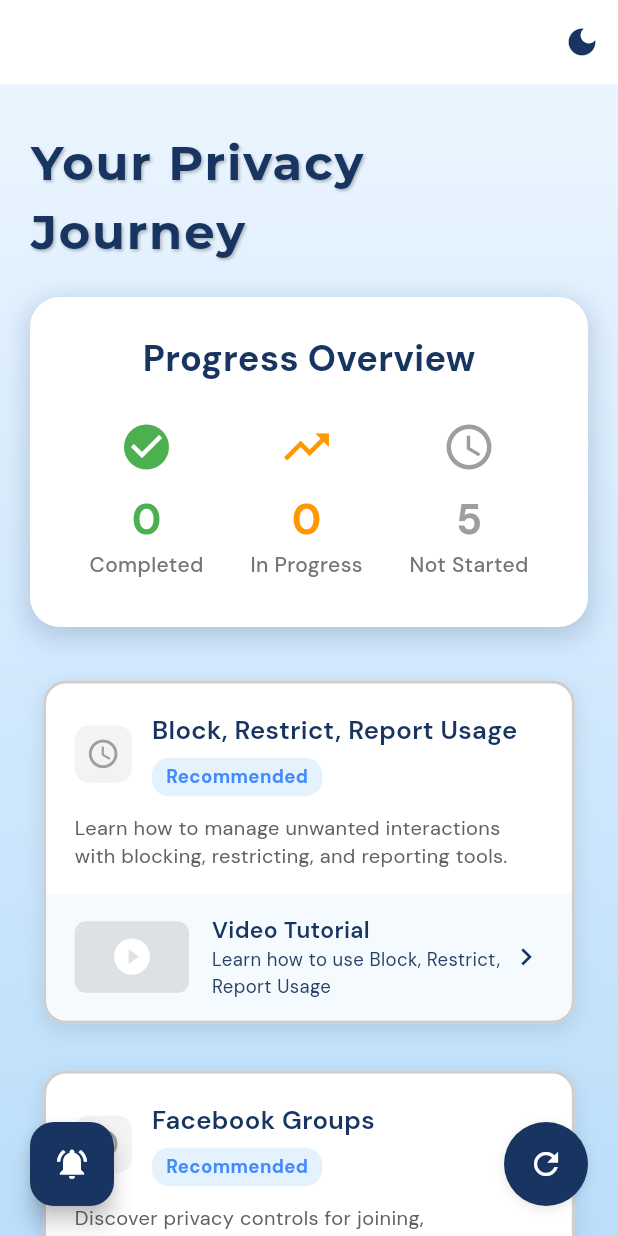
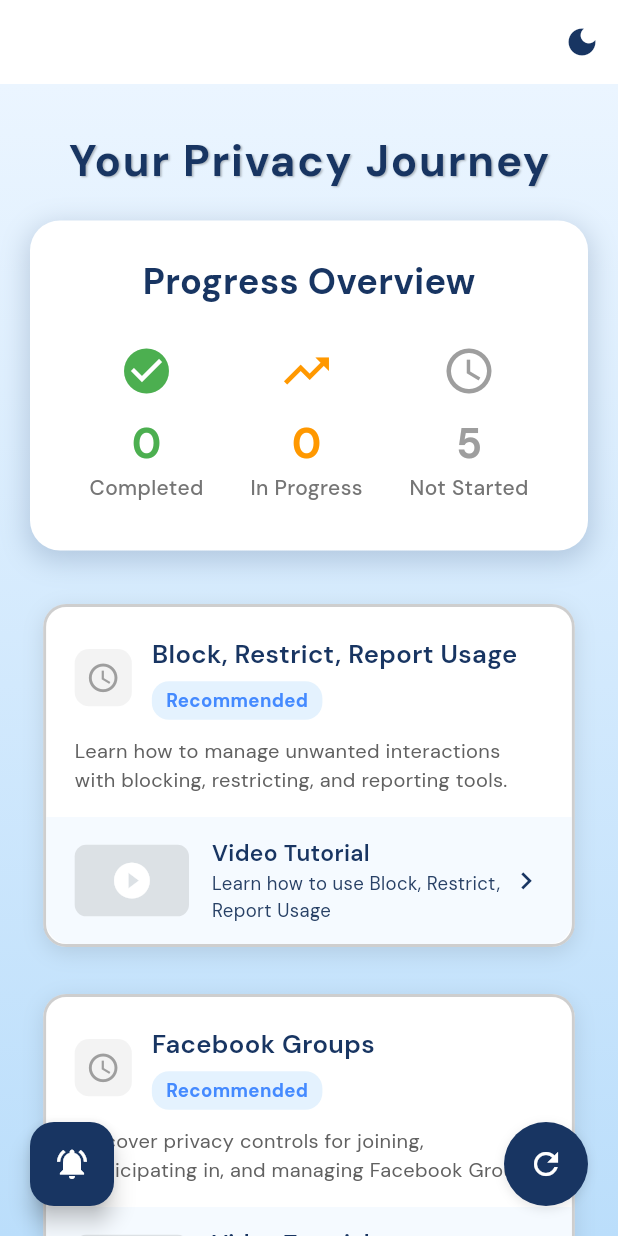
Before and after one commit to 4by3/capstone_flutter_project, a Flutter app: the HomePage screen opened directly, on a phone screen of 412 x 824 dp. Run offline on Flutter 3.47's test engine with Material 3 defaults, Android fonts, the phone set to English and light mode, and no system bars; our stand-ins replace audioplayers, auto_size_text, cloud_firestore, confetti, firebase_core, flutter_local_notifications and 6 more; missing offline and left inert: app_settings; accounts and stored records are empty; generated files the repository leaves out were written again.

Commit message:
Changed title font

```diff
--- a/lib/pages/home_page.dart
+++ b/lib/pages/home_page.dart
@@ -672,8 +672,8 @@ class _HomePageState extends State<HomePage> with TickerProviderStateMixin {
                               children: [
                                 Text(
                                   'Your Privacy Journey',
-                                  style: GoogleFonts.montserrat(
-                                    fontSize: 32,
+                                  style: TextStyle(
+                                    fontSize: 29,
                                     fontWeight: FontWeight.bold,
                                     color:
                                         isDarkMode ? Colors.white : primaryBlue,
@@ -681,7 +681,7 @@ class _HomePageState extends State<HomePage> with TickerProviderStateMixin {
                                     shadows: [
                                       Shadow(
                                         offset: const Offset(1, 1),
-                                        blurRadius: 2.0,
+                                        blurRadius: 1.0,
                                         color: Colors.black.withOpacity(
                                             isDarkMode ? 0.5 : 0.26),
                                       ),
```
